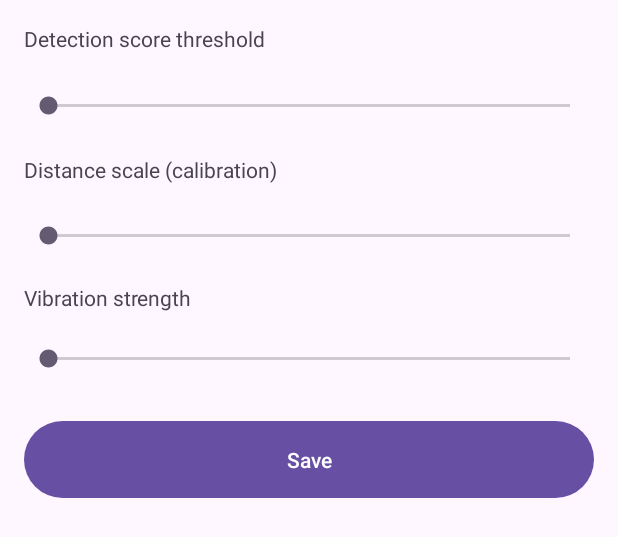
After one commit to hareniv-28/MobilityAssistant, an Android app: the layout activity_settings.xml on its own in the app's theme, with its tools: preview values and no code run, on a phone screen of 412 x 824 dp. The commit adds this screen. Shown: the top 537 px of the screen. Run offline under Robolectric (Android 15) with nearby library versions, the phone set to English and light mode, and no system bars.

Commit message:
feat(day9-12): add directional audio, settings UI, background service skeleton, accessibility polish
- Day 9: SoundPool + directional beeps + raw/beep_short asset
- Day 10: SettingsActivity, thresholds, vibration scale, distance scale
- Day 11: MobilityService foreground service (background guidance foundation)
- Day 12: Improved haptics, assist toggle button, accessibility/UI polish

```diff
--- /dev/null
+++ b/app/src/main/res/layout/activity_settings.xml
@@ -0,0 +1,49 @@
+<?xml version="1.0" encoding="utf-8"?>
+<LinearLayout xmlns:android="http://schemas.android.com/apk/res/android"
+    android:padding="16dp"
+    android:orientation="vertical"
+    android:layout_width="match_parent"
+    android:layout_height="match_parent">
+
+    <TextView
+        android:layout_width="172dp"
+        android:layout_height="34dp"
+        android:text="Detection score threshold" />
+
+    <SeekBar
+        android:id="@+id/seekThreshold"
+        android:layout_width="match_parent"
+        android:layout_height="41dp"
+        android:max="90" />
+
+    <TextView
+        android:layout_width="189dp"
+        android:layout_height="35dp"
+        android:layout_marginTop="12dp"
+        android:text="Distance scale (calibration)" />
+
+    <SeekBar
+        android:id="@+id/seekDistanceScale"
+        android:layout_width="match_parent"
+        android:layout_height="38dp"
+        android:max="200" />
+
+    <TextView
+        android:layout_width="146dp"
+        android:layout_height="34dp"
+        android:layout_marginTop="12dp"
+        android:text="Vibration strength" />
+
+    <SeekBar
+        android:id="@+id/seekVibrate"
+        android:layout_width="match_parent"
+        android:layout_height="34dp"
+        android:max="100" />
+
+    <Button
+        android:id="@+id/btnSave"
+        android:layout_width="match_parent"
+        android:layout_height="59dp"
+        android:layout_marginTop="20dp"
+        android:text="Save" />
+</LinearLayout>
--- a/app/src/main/res/values/colors.xml
+++ b/app/src/main/res/values/colors.xml
@@ -2,4 +2,5 @@
 <resources>
     <color name="black">#FF000000</color>
     <color name="white">#FFFFFFFF</color>
+    <color name="teal_700">#018786</color>
 </resources>
```
Also changed, not shown: app/build.gradle.kts (+9 -0 lines), app/src/main/AndroidManifest.xml (+27 -12 lines), app/src/main/java/com/hareni/mobilityassistant/MainActivity.kt (+190 -40 lines), app/src/main/java/com/hareni/mobilityassistant/MobilityService.kt (added, +99 -0 lines), app/src/main/java/com/hareni/mobilityassistant/SettingActivity.kt (added, +36 -0 lines), app/src/main/res/drawable/ic_stat_name.xml (added, +11 -0 lines), app/src/main/res/layout/activity_main.xml (+17 -0 lines), 1 other file.
